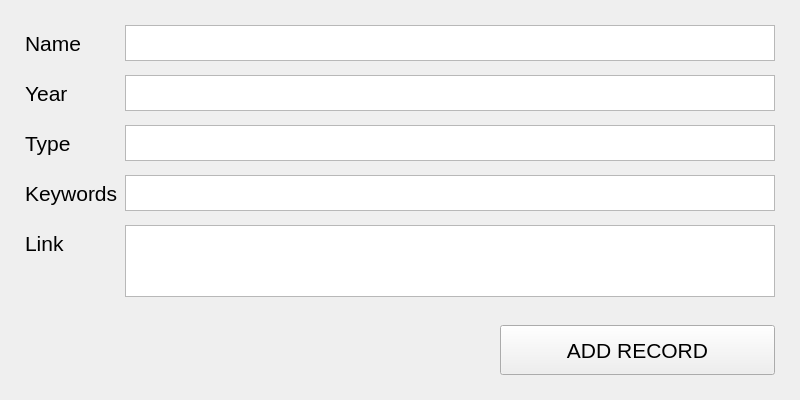
Qt form DBUpdater.ui (pworty/LyceumSearch) before a commit.
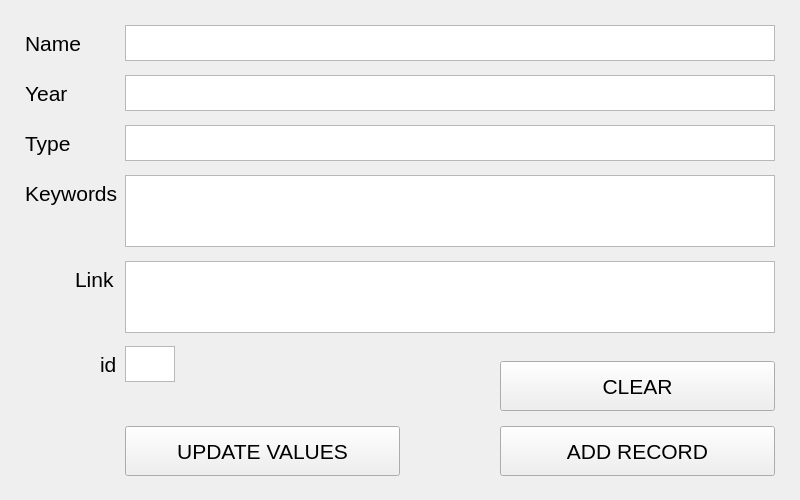
The same form after that commit.

```diff
--- a/DBUpdater.ui
+++ b/DBUpdater.ui
@@ -7,7 +7,7 @@
     <x>0</x>
     <y>0</y>
     <width>800</width>
-    <height>400</height>
+    <height>500</height>
    </rect>
   </property>
   <property name="windowTitle">
@@ -36,7 +36,7 @@
     <rect>
      <x>25</x>
      <y>25</y>
-     <width>100</width>
+     <width>75</width>
      <height>36</height>
     </rect>
    </property>
@@ -127,7 +127,7 @@
      <x>125</x>
      <y>175</y>
      <width>650</width>
-     <height>36</height>
+     <height>72</height>
     </rect>
    </property>
    <property name="font">
@@ -161,7 +161,7 @@
    <property name="geometry">
     <rect>
      <x>125</x>
-     <y>225</y>
+     <y>261</y>
      <width>650</width>
      <height>72</height>
     </rect>
@@ -178,9 +178,9 @@
   <widget class="QLabel" name="labelLink">
    <property name="geometry">
     <rect>
-     <x>25</x>
-     <y>225</y>
-     <width>100</width>
+     <x>75</x>
+     <y>261</y>
+     <width>50</width>
      <height>36</height>
     </rect>
    </property>
@@ -197,7 +197,7 @@
    <property name="geometry">
     <rect>
      <x>500</x>
-     <y>325</y>
+     <y>426</y>
      <width>275</width>
      <height>50</height>
     </rect>
@@ -216,8 +216,8 @@
   <widget class="QLabel" name="labelRecordAdded">
    <property name="geometry">
     <rect>
-     <x>125</x>
-     <y>325</y>
+     <x>188</x>
+     <y>350</y>
      <width>300</width>
      <height>50</height>
     </rect>
@@ -229,6 +229,85 @@
    </property>
    <property name="text">
     <string/>
+   </property>
+   <property name="alignment">
+    <set>Qt::AlignHCenter|Qt::AlignTop</set>
+   </property>
+  </widget>
+  <widget class="QPushButton" name="pushButtonClearFields">
+   <property name="geometry">
+    <rect>
+     <x>500</x>
+     <y>361</y>
+     <width>275</width>
+     <height>50</height>
+    </rect>
+   </property>
+   <property name="font">
+    <font>
+     <pointsize>16</pointsize>
+     <weight>50</weight>
+     <bold>false</bold>
+    </font>
+   </property>
+   <property name="text">
+    <string>CLEAR</string>
+   </property>
+  </widget>
+  <widget class="QPlainTextEdit" name="plainTextEditId">
+   <property name="geometry">
+    <rect>
+     <x>125</x>
+     <y>346</y>
+     <width>50</width>
+     <height>36</height>
+    </rect>
+   </property>
+   <property name="font">
+    <font>
+     <pointsize>16</pointsize>
+    </font>
+   </property>
+   <property name="plainText">
+    <string/>
+   </property>
+  </widget>
+  <widget class="QLabel" name="labelLink_2">
+   <property name="geometry">
+    <rect>
+     <x>100</x>
+     <y>346</y>
+     <width>25</width>
+     <height>36</height>
+    </rect>
+   </property>
+   <property name="font">
+    <font>
+     <pointsize>16</pointsize>
+    </font>
+   </property>
+   <property name="text">
+    <string>id</string>
+   </property>
+  </widget>
+  <widget class="QPushButton" name="pushButtonUpdateValues">
+   <property name="geometry">
+    <rect>
+     <x>125</x>
+     <y>426</y>
+     <width>275</width>
+     <height>50</height>
+    </rect>
+   </property>
+   <property name="font">
+    <font>
+     <pointsize>16</pointsize>
+     <weight>50</weight>
+     <bold>false</bold>
+    </font>
+   </property>
+   <property name="text">
+    <string>UPDATE VALUES</string>
    </property>
   </widget>
  </widget>
```
